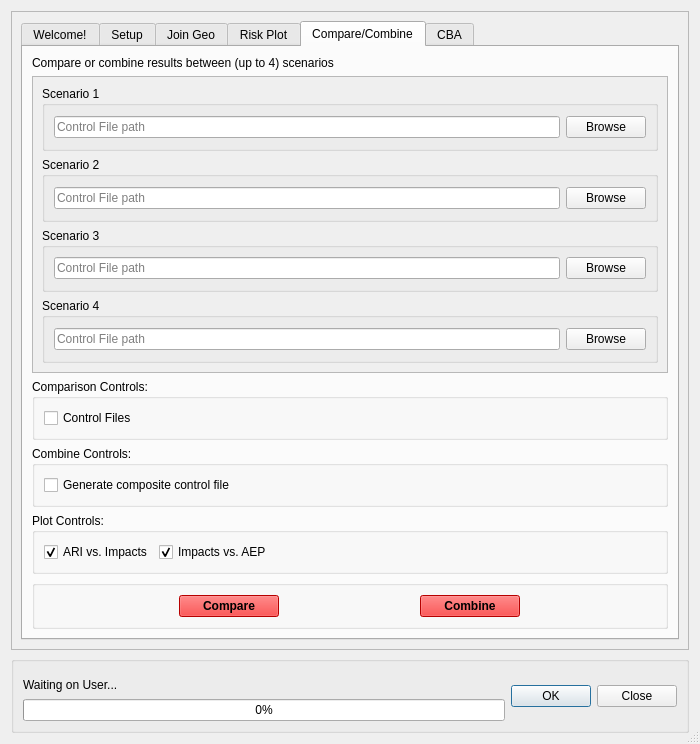
First picture: the form in canflood/results/results.ui, repository NRCan/CanFlood, before the edit.
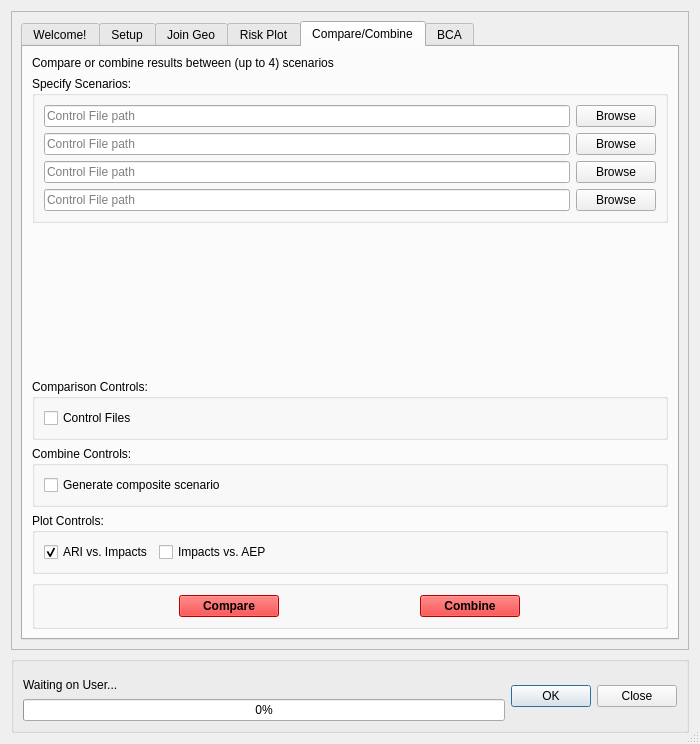
Second picture: the form after the edit. The open tabs and pages were chosen to show the change. Icons and pictures are not drawn. Custom widgets are drawn as their Qt base class.

```diff
--- a/canflood/results/results.ui
+++ b/canflood/results/results.ui
@@ -2487,24 +2487,9 @@
             </widget>
            </item>
            <item>
-            <widget class="QScrollArea" name="scrollArea_2">
-             <property name="widgetResizable">
-              <bool>true</bool>
-             </property>
-             <widget class="QWidget" name="scrollAreaWidgetContents_2">
-              <property name="geometry">
-               <rect>
-                <x>0</x>
-                <y>0</y>
-                <width>636</width>
-                <height>315</height>
-               </rect>
-              </property>
-              <layout class="QVBoxLayout" name="verticalLayout_14">
-               <item>
-                <widget class="QGroupBox" name="groupBox_C_s1">
+            <widget class="QGroupBox" name="groupBox_14">
                  <property name="title">
-                  <string>Scenario 1</string>
+              <string>Specify Scenarios:</string>
                  </property>
                  <layout class="QVBoxLayout" name="verticalLayout_6">
                   <item>
@@ -2525,15 +2510,6 @@
                     </item>
                    </layout>
                   </item>
-                 </layout>
-                </widget>
-               </item>
-               <item>
-                <widget class="QGroupBox" name="groupBox_C_s2">
-                 <property name="title">
-                  <string>Scenario 2</string>
-                 </property>
-                 <layout class="QVBoxLayout" name="verticalLayout_7">
                   <item>
                    <layout class="QHBoxLayout" name="_20">
                     <item>
@@ -2552,15 +2528,6 @@
                     </item>
                    </layout>
                   </item>
-                 </layout>
-                </widget>
-               </item>
-               <item>
-                <widget class="QGroupBox" name="groupBox_C_s3">
-                 <property name="title">
-                  <string>Scenario 3</string>
-                 </property>
-                 <layout class="QVBoxLayout" name="verticalLayout_8">
                   <item>
                    <layout class="QHBoxLayout" name="_24">
                     <item>
@@ -2579,15 +2546,6 @@
                     </item>
                    </layout>
                   </item>
-                 </layout>
-                </widget>
-               </item>
-               <item>
-                <widget class="QGroupBox" name="groupBox_C_s4">
-                 <property name="title">
-                  <string>Scenario 4</string>
-                 </property>
-                 <layout class="QVBoxLayout" name="verticalLayout_9">
                   <item>
                    <layout class="QHBoxLayout" name="_28">
                     <item>
@@ -2609,9 +2567,18 @@
                  </layout>
                 </widget>
                </item>
-              </layout>
-             </widget>
-            </widget>
+           <item>
+            <spacer name="verticalSpacer_5">
+             <property name="orientation">
+              <enum>Qt::Vertical</enum>
+             </property>
+             <property name="sizeHint" stdset="0">
+              <size>
+               <width>20</width>
+               <height>40</height>
+              </size>
+             </property>
+            </spacer>
            </item>
            <item>
             <widget class="QGroupBox" name="groupBox_8">
@@ -2673,7 +2640,7 @@
               <item>
                <widget class="QCheckBox" name="checkBox_C_composite">
                 <property name="text">
-                 <string>Generate composite control file</string>
+                 <string>Generate composite scenario</string>
                 </property>
                </widget>
               </item>
@@ -2704,7 +2671,7 @@
                    <string>Impacts vs. AEP</string>
                   </property>
                   <property name="checked">
-                   <bool>true</bool>
+                   <bool>false</bool>
                   </property>
                  </widget>
                 </item>
@@ -3607,7 +3574,7 @@
          </widget>
          <widget class="QWidget" name="tab_cba">
           <attribute name="title">
-           <string>CBA</string>
+           <string>BCA</string>
           </attribute>
           <layout class="QVBoxLayout" name="verticalLayout_22">
            <item>
```
Left out of the diff: 11 changed lines with no effect on the pictures. Lines whose indentation alone changed are shown as unchanged.
